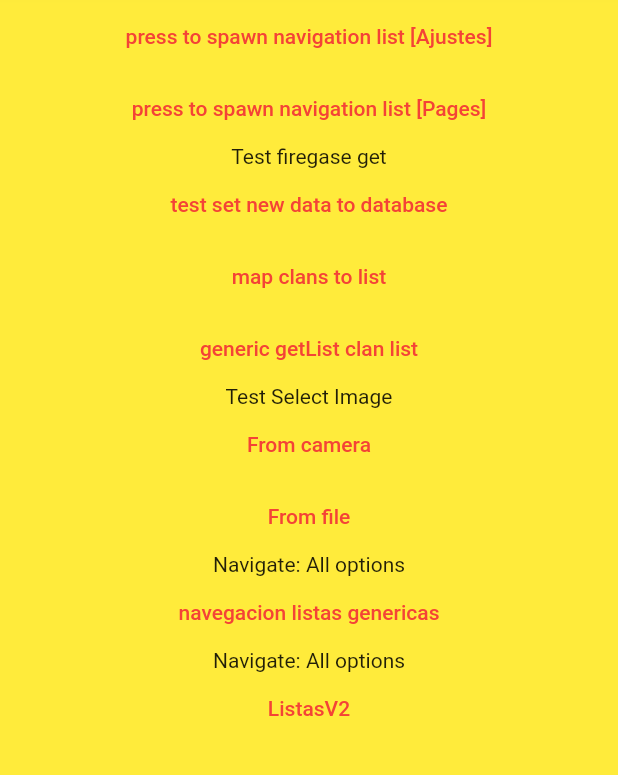
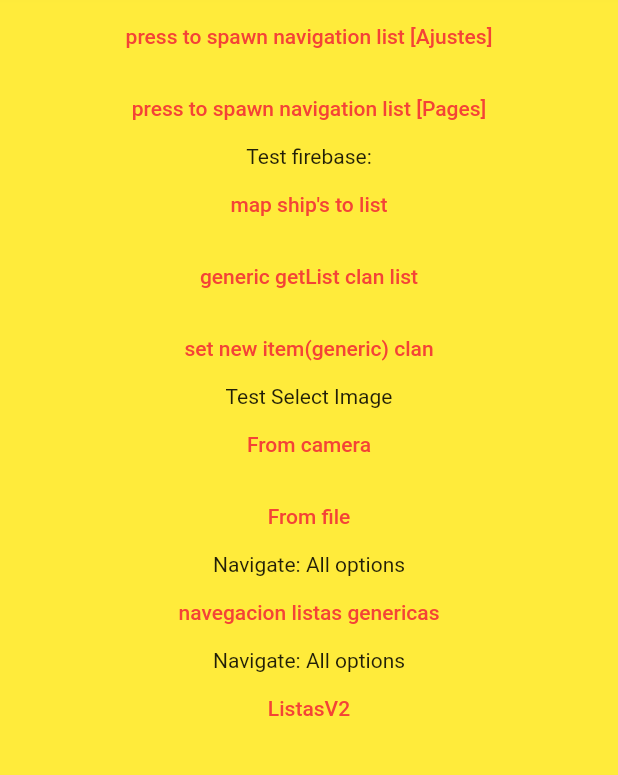
Before and after one commit to PolGarciaBlanch/star_fighter, a Flutter app: the screen it shows after launch, on a phone screen of 412 x 824 dp, the part 108-883 px from its top. Run offline on Flutter 3.47's test engine with Material 2 defaults, Android fonts, the phone set to English and light mode, and no system bars; our stand-ins replace firebase_auth, firebase_core, firebase_database, flutter_compass, image_picker; missing offline and left inert: cloudinary_sdk, dart:ffi, flutter_osm_plugin; accounts and stored records are empty.

Commit message:
weird errror
push

```diff
--- a/lib/Pantallas/pant_developer_test.dart
+++ b/lib/Pantallas/pant_developer_test.dart
@@ -7,6 +7,8 @@ import 'package:star_fighter/obj/card_builder.dart';
 import 'package:star_fighter/obj/dialog_lists.dart';
 import 'package:star_fighter/obj/nav_opt.dart';
 import 'package:star_fighter/obj/obj_clans.dart';
+import 'package:star_fighter/obj/obj_ship.dart';
+import 'package:star_fighter/obj/obj_user.dart';
 import 'package:star_fighter/widgets/listas/cards/card_text.dart';
 import 'package:star_fighter/widgets/listas/lista_navegacion.dart';
 import 'package:star_fighter/widgets/listas/basic_list.dart';
@@ -29,7 +31,7 @@ class _PantDevState extends State<PantDev> {
   ImagePickerLib imgLib = new ImagePickerLib();
   List<NavOpt> navOpt = listNavOpt;
   List<NavOpt> item = [];
-  CustomData FirebaseIOLib = CustomData(app: Firebase.app());
+
   FirebaseData fd = new FirebaseData();
   @override
   Widget build(BuildContext context) {
@@ -63,25 +65,36 @@ class _PantDevState extends State<PantDev> {
                           dList.navigate, cBuilder.TextCard);
                     },
                     child: Text("press to spawn navigation list [Pages]")),
-                Text("Test firegase get"),
-                TextButton(
-                    onPressed: () {
-                      FirebaseIOLib.testSet();
-                    },
-                    child: Text("test set new data to database")),
-                TextButton(
-                    onPressed: () {
-                      fd.GetClanList();
-                    },
-                    child: Text("map clans to list")),
+                Text("Test firebase:"),
                 TextButton(
                     onPressed: () {
                       fd.GetObjList(
-                          fd.listClan, Clan.fromDatabaseJson, "clans/");
+                          fd.listShip, Ship.fromDatabaseJson, fd.ship);
+                      dList.GenerateGenericList(context, fd.listShip,
+                          fd.listShip, dList.test, cBuilder.TextCard);
+                    },
+                    child: Text("map ship's to list")),
+                TextButton(
+                    onPressed: () {
+                      fd.GetObjList(
+                          fd.listClan, Clan.fromDatabaseJson, fd.clan);
                       dList.GenerateGenericList(context, fd.listClan,
                           fd.listClan, dList.test, cBuilder.TextCard);
                     },
                     child: Text("generic getList clan list")),
+                TextButton(
+                    onPressed: () {
+                      Clan clan = new Clan(
+                          id: "null",
+                          rank: 111,
+                          name: "test",
+                          desc: "test",
+                          leader: 11111);
+
+                      Map<String, dynamic> map = clan.toDatabaseJson();
+                      fd.NewObj(map, fd.clan);
+                    },
+                    child: Text("set new item(generic) clan")),
                 Text("Test Select Image"),
                 TextButton(
                     onPressed: () {
--- a/lib/control/firabase_data.dart
+++ b/lib/control/firabase_data.dart
@@ -7,17 +7,23 @@ import 'package:star_fighter/obj/obj_ship.dart';
 import 'package:star_fighter/obj/obj_user.dart';
 
 class FirebaseData {
+  String clan = "clans/";
+  String mods = "shop/mods/";
+  String ship = "shop/ship";
+  String user = "users/";
+  String enemy = "Enemies/";
+
   List<Clan> listClan = [];
   List<Mod> listMod = [];
   List<Ship> listShip = [];
   List<User> listPerson = [];
 
   FirebaseDatabase firebase = FirebaseDatabase.instance;
+  var referenceDatabase = FirebaseDatabase.instance;
   //GET DATA
-  GetObj(Function converter, String refererence, String key) {
+  GetObj(Function converter, String path, String key) {
     Object obj;
-    Stream<DatabaseEvent> stream =
-        firebase.ref(refererence + "/" + key).onValue;
+    Stream<DatabaseEvent> stream = firebase.ref(path + "/" + key).onValue;
     stream.listen((DatabaseEvent event) {
       Map<String, dynamic> temp =
           Map<String, dynamic>.from(event.snapshot.value! as Map);
@@ -28,12 +34,12 @@ class FirebaseData {
     });
   }
 
-  GetObjList(List<Object> genericList, Function converter, String refererence) {
-    Stream<DatabaseEvent> stream = firebase.ref(refererence).onValue;
+  GetObjList(List<Object> genericList, Function converter, String path) {
+    Stream<DatabaseEvent> stream = firebase.ref(path).onValue;
     stream.listen((DatabaseEvent event) {
       Map<String, dynamic> temp =
           Map<String, dynamic>.from(event.snapshot.value! as Map);
-      listClan.clear();
+      //listClan.clear();
 
       for (var entry in temp.entries) {
         Map<String, dynamic> submap = Map.from(entry.value);
@@ -45,70 +51,18 @@ class FirebaseData {
   }
 
   //PUSH DATA
-  NewObj(Object obj, String reference) {}
-
-  DeleteObj(Object obj, String reference, String key) {}
-  ReplaceObj(Object obj, String reference, String key) {
-    DeleteObj(obj, reference, key);
-    NewObj(obj, reference);
+  NewObj(Map<String, dynamic> map, String path) {
+    final ref = referenceDatabase.ref();
+    ref.child(path).push().set(map);
   }
 
-  GenerateKey(String reference) {}
-//--------------------------------------------------------------------
-  GetClanList() {
-    Stream<DatabaseEvent> stream = firebase.ref("clans/").onValue;
-    stream.listen((DatabaseEvent event) {
-      Map<String, dynamic> temp =
-          Map<String, dynamic>.from(event.snapshot.value! as Map);
-      listClan.clear();
-/*
-      for (var entry in temp.entries) {
-        Map<String, dynamic> submap = Map.from(entry.value);
-        //new Map<String, dynamic>.from(value);
-        listClan.add(Clan.fromDatabaseJson(submap, entry.key));
-      }*/
-      for (var entry in temp.entries) {
-        Map<String, dynamic> submap = Map.from(entry.value);
-        //new Map<String, dynamic>.from(value);
-        listClan.add(Clan.fromDatabaseJson(submap, entry.key));
-      }
-
-      int a = listClan.length;
-    });
+  DeleteObj(String path, String key) {
+    final ref = referenceDatabase.ref();
+    ref.child(path).child(key).remove();
   }
 
-  GetMods() {}
-  GetShips() {}
-  GetPersons() {}
+  ReplaceObj(Map<String, dynamic> map, String path, String key) {
+    final ref = referenceDatabase.ref();
+    ref.child(path).child(key).set(map);
+  }
 }
-
-class CustomData {
-  CustomData({required this.app});
-  final FirebaseApp app;
-  final referenceDatabase = FirebaseDatabase.instance;
-
-  Test() {
-    final ref = referenceDatabase.ref();
-  }
-
-  testSet() {
-    final ref = referenceDatabase.ref();
-    ref.child('shop').push().child('mods').set("test").asStream();
-  }
-
-  //read
-  /**
-   *  Stream<DatabaseEvent> stream =
-          firebase.ref("users/" + userCredential.user!.uid).onValue;
-      stream.listen((DatabaseEvent event) {
-        setState(() {
-          Map<dynamic, dynamic> value = event.snapshot.value! as Map;
-          value["level"].toString()),
-   */
-
-}
-
-
-  //write
-
-  //lists
--- a/lib/obj/obj_clans.dart
+++ b/lib/obj/obj_clans.dart
@@ -35,7 +35,6 @@ class Clan {
         //member: data['member']
       );*/
   Map<String, dynamic> toDatabaseJson() => {
-        "id": id,
         "rank": rank,
         "name": name,
         "desc": desc,
```
